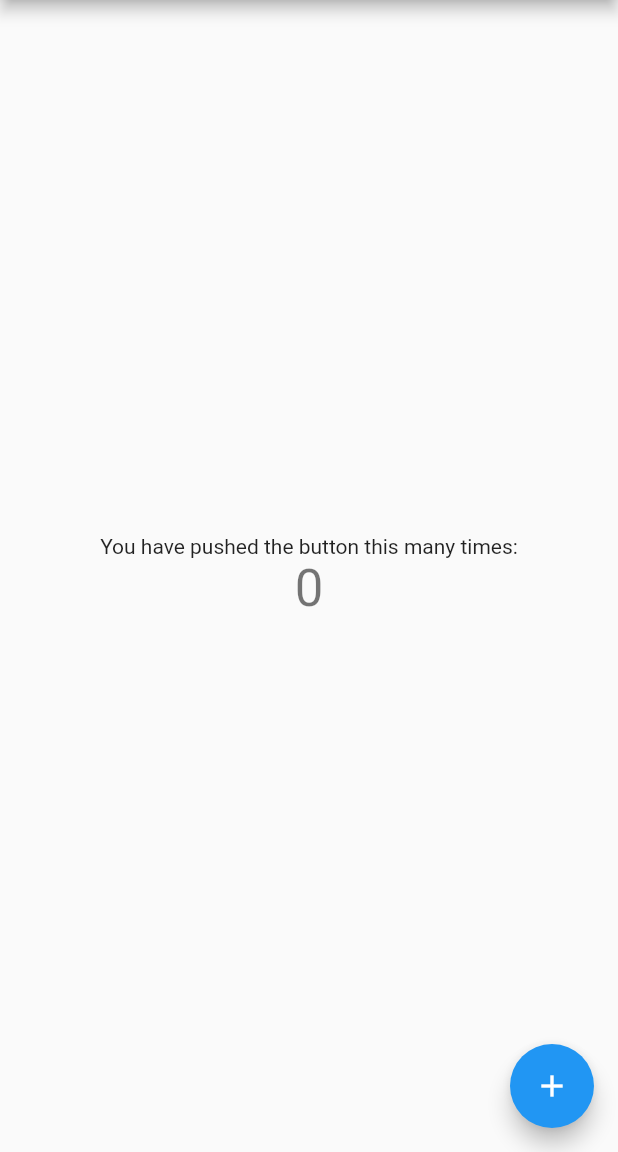
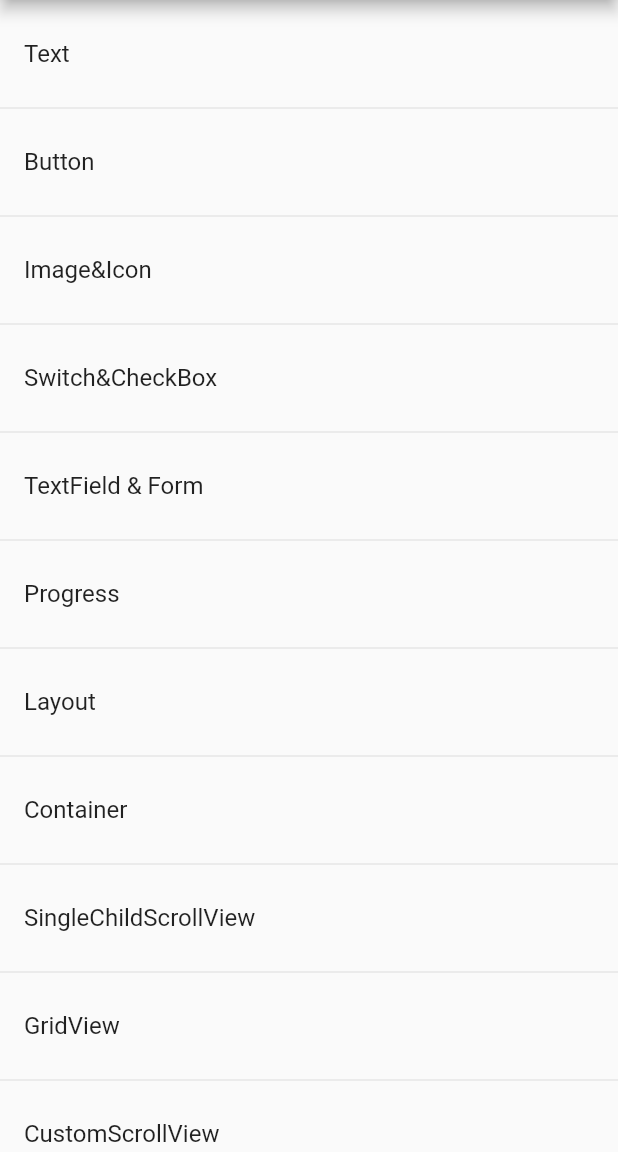
Before and after one commit to damonZDM/flutter-demo, a Flutter app: the screen it shows after launch, on a phone screen of 412 x 824 dp, the part 84-1236 px from its top. Run offline on Flutter 3.47's test engine with Material 2 defaults, Android fonts, the phone set to English and light mode, and no system bars.

Commit message:
- Add ListView and GridView examples

```diff
--- /dev/null
+++ b/lib/HomePage.dart
@@ -0,0 +1,53 @@
+import "package:flutter/material.dart";
+import 'GridViewPage.dart';
+
+class HomePage extends StatelessWidget {
+  const HomePage({Key? key, required this.title}) : super(key: key);
+
+  final String title;
+
+  final _names = const [
+    'Text',
+    'Button',
+    'Image&Icon',
+    'Switch&CheckBox',
+    'TextField & Form',
+    'Progress',
+    'Layout',
+    'Container',
+    'SingleChildScrollView',
+    'GridView',
+    'CustomScrollView',
+    'ScrollController'
+  ];
+
+  @override
+  Widget build(BuildContext context) {
+    return Scaffold(
+      appBar: AppBar(title: Text(title)),
+      body: ListView.separated(
+          padding: const EdgeInsets.symmetric(vertical: 8.0),
+          itemCount: _names.length,
+          itemBuilder: (_, int index) {
+            String name = _names[index];
+            return ListTile(
+              title: Text(name),
+              onTap: () {
+                routeTo(context, name);
+              },
+            );
+          },
+          separatorBuilder: (_, int index) => const Divider()),
+    );
+  }
+
+  void routeTo(BuildContext context, String name) {
+    switch (name) {
+      case 'GridView':
+        Navigator.of(context).pushNamed('/grid');
+        break;
+      default:
+        break;
+    }
+  }
+}
--- a/lib/main.dart
+++ b/lib/main.dart
@@ -1,4 +1,6 @@
 import 'package:flutter/material.dart';
+import 'package:flutter_examples/GridViewPage.dart';
+import 'package:flutter_examples/HomePage.dart';
 
 void main() {
   runApp(MyApp());
@@ -9,7 +11,7 @@ class MyApp extends StatelessWidget {
   @override
   Widget build(BuildContext context) {
     return MaterialApp(
-      title: 'Flutter Demo',
+      title: 'Flutter Examples',
       theme: ThemeData(
         // This is the theme of your application.
         //
@@ -22,92 +24,11 @@ class MyApp extends StatelessWidget {
         // is not restarted.
         primarySwatch: Colors.blue,
       ),
-      home: MyHomePage(title: 'Flutter Demo Home Page'),
+      initialRoute: '/',
+      routes: <String, WidgetBuilder> {
+        '/': (BuildContext context) => const HomePage(title: 'Flutter Demo Home Page'),
+        '/grid': (BuildContext context) => const GridViewPage(),
+      },
     );
   }
 }
-
-class MyHomePage extends StatefulWidget {
-  MyHomePage({Key? key, required this.title}) : super(key: key);
-
-  // This widget is the home page of your application. It is stateful, meaning
-  // that it has a State object (defined below) that contains fields that affect
-  // how it looks.
-
-  // This class is the configuration for the state. It holds the values (in this
-  // case the title) provided by the parent (in this case the App widget) and
-  // used by the build method of the State. Fields in a Widget subclass are
-  // always marked "final".
-
-  final String title;
-
-  @override
-  _MyHomePageState createState() => _MyHomePageState();
-}
-
-class _MyHomePageState extends State<MyHomePage> {
-  int _counter = 0;
-
-  void _incrementCounter() {
-    setState(() {
-      // This call to setState tells the Flutter framework that something has
-      // changed in this State, which causes it to rerun the build method below
-      // so that the display can reflect the updated values. If we changed
-      // _counter without calling setState(), then the build method would not be
-      // called again, and so nothing would appear to happen.
-      _counter++;
-    });
-  }
-
-  @override
-  Widget build(BuildContext context) {
-    // This method is rerun every time setState is called, for instance as done
-    // by the _incrementCounter method above.
-    //
-    // The Flutter framework has been optimized to make rerunning build methods
-    // fast, so that you can just rebuild anything that needs updating rather
-    // than having to individually change instances of widgets.
-    return Scaffold(
-      appBar: AppBar(
-        // Here we take the value from the MyHomePage object that was created by
-        // the App.build method, and use it to set our appbar title.
-        title: Text(widget.title),
-      ),
-      body: Center(
-        // Center is a layout widget. It takes a single child and positions it
-        // in the middle of the parent.
-        child: Column(
-          // Column is also a layout widget. It takes a list of children and
-          // arranges them vertically. By default, it sizes itself to fit its
-          // children horizontally, and tries to be as tall as its parent.
-          //
-          // Invoke "debug painting" (press "p" in the console, choose the
-          // "Toggle Debug Paint" action from the Flutter Inspector in Android
-          // Studio, or the "Toggle Debug Paint" command in Visual Studio Code)
-          // to see the wireframe for each widget.
-          //
-          // Column has various properties to control how it sizes itself and
-          // how it positions its children. Here we use mainAxisAlignment to
-          // center the children vertically; the main axis here is the vertical
-          // axis because Columns are vertical (the cross axis would be
-          // horizontal).
-          mainAxisAlignment: MainAxisAlignment.center,
-          children: <Widget>[
-            Text(
-              'You have pushed the button this many times:',
-            ),
-            Text(
-              '$_counter',
-              style: Theme.of(context).textTheme.headline4,
-            ),
-          ],
-        ),
-      ),
-      floatingActionButton: FloatingActionButton(
-        onPressed: _incrementCounter,
-        tooltip: 'Increment',
-        child: Icon(Icons.add),
-      ), // This trailing comma makes auto-formatting nicer for build methods.
-    );
-  }
-}
```
Also changed, not shown: lib/GridViewPage.dart (added, +27 -0 lines).
